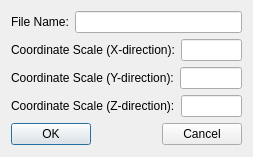
Old version of the form ArteryTechQtProject/ArteryTechQtProject/QtArteryTechMeshSetup.ui in the repository chenfeigen/HBFlowsSrc.
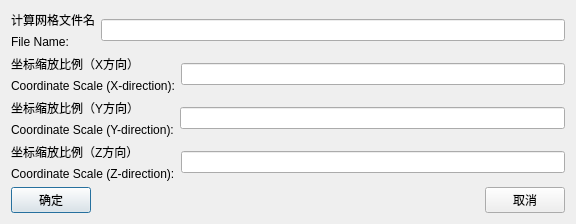
New version of the form.

What changed in the file:
```diff
--- a/ArteryTechQtProject/ArteryTechQtProject/QtArteryTechMeshSetup.ui
+++ b/ArteryTechQtProject/ArteryTechQtProject/QtArteryTechMeshSetup.ui
@@ -6,25 +6,36 @@
    <rect>
     <x>0</x>
     <y>0</y>
-    <width>253</width>
-    <height>157</height>
+    <width>576</width>
+    <height>205</height>
    </rect>
   </property>
   <property name="windowTitle">
    <string>QtArteryTechMeshSetup</string>
   </property>
-  <layout class="QVBoxLayout" name="verticalLayout_2">
+  <layout class="QVBoxLayout" name="verticalLayout_6">
    <item>
-    <layout class="QVBoxLayout" name="verticalLayout">
+    <layout class="QVBoxLayout" name="verticalLayout_5">
      <item>
       <layout class="QHBoxLayout" name="horizontalLayout">
        <item>
+        <layout class="QVBoxLayout" name="verticalLayout">
+         <item>
+          <widget class="QLabel" name="label">
+           <property name="text">
+            <string>计算网格文件名</string>
+           </property>
+          </widget>
+         </item>
+         <item>
         <widget class="QLabel" name="FileNameLabel">
          <property name="text">
           <string>File Name:</string>
          </property>
         </widget>
        </item>
+        </layout>
+       </item>
        <item>
         <widget class="QLineEdit" name="FileNameLineEdit"/>
        </item>
@@ -33,12 +44,23 @@
      <item>
       <layout class="QHBoxLayout" name="horizontalLayout_2">
        <item>
+        <layout class="QVBoxLayout" name="verticalLayout_2">
+         <item>
+          <widget class="QLabel" name="label_2">
+           <property name="text">
+            <string>坐标缩放比例（X方向）</string>
+           </property>
+          </widget>
+         </item>
+         <item>
         <widget class="QLabel" name="CoordinateScaleXDirectionLabel">
          <property name="text">
           <string>Coordinate Scale (X-direction):</string>
          </property>
         </widget>
        </item>
+        </layout>
+       </item>
        <item>
         <widget class="QLineEdit" name="CoordinateScaleXDirectionLineEdit"/>
        </item>
@@ -47,12 +69,23 @@
      <item>
       <layout class="QHBoxLayout" name="horizontalLayout_3">
        <item>
+        <layout class="QVBoxLayout" name="verticalLayout_3">
+         <item>
+          <widget class="QLabel" name="label_3">
+           <property name="text">
+            <string>坐标缩放比例（Y方向）</string>
+           </property>
+          </widget>
+         </item>
+         <item>
         <widget class="QLabel" name="CoordinateScaleYDirectionLabel">
          <property name="text">
           <string>Coordinate Scale (Y-direction):</string>
          </property>
         </widget>
        </item>
+        </layout>
+       </item>
        <item>
         <widget class="QLineEdit" name="CoordinateScaleYDirectionLineEdit"/>
        </item>
@@ -61,12 +94,23 @@
      <item>
       <layout class="QHBoxLayout" name="horizontalLayout_4">
        <item>
+        <layout class="QVBoxLayout" name="verticalLayout_4">
+         <item>
+          <widget class="QLabel" name="label_4">
+           <property name="text">
+            <string>坐标缩放比例（Z方向）</string>
+           </property>
+          </widget>
+         </item>
+         <item>
         <widget class="QLabel" name="CoordinateScaleZDirectionLabel">
          <property name="text">
           <string>Coordinate Scale (Z-direction):</string>
          </property>
         </widget>
        </item>
+        </layout>
+       </item>
        <item>
         <widget class="QLineEdit" name="CoordinateScaleZDirectionLineEdit"/>
        </item>
@@ -77,7 +121,7 @@
        <item>
         <widget class="QPushButton" name="OkPushButton">
          <property name="text">
-          <string>OK</string>
+          <string>确定</string>
          </property>
         </widget>
        </item>
@@ -97,7 +141,7 @@
        <item>
         <widget class="QPushButton" name="CancelPushButton">
          <property name="text">
-          <string>Cancel</string>
+          <string>取消</string>
          </property>
         </widget>
        </item>
```
Left out of the diff: 5 changed lines with no effect on the pictures. Lines whose indentation alone changed are shown as unchanged.
